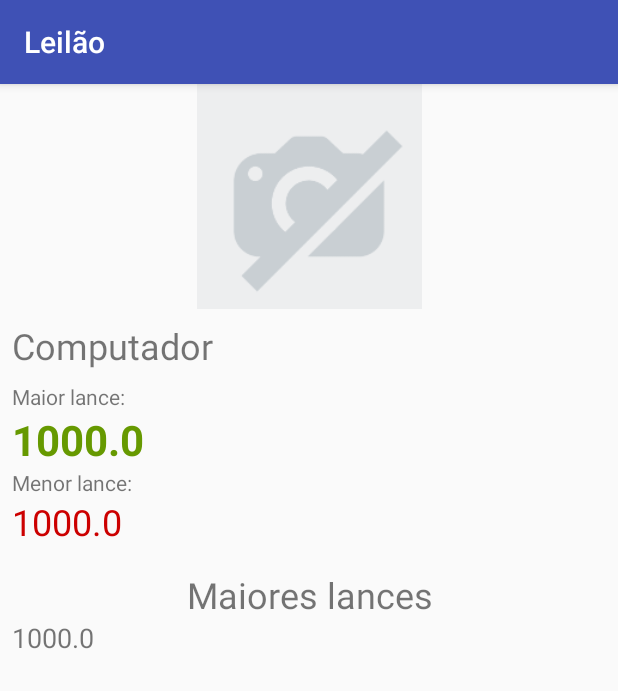
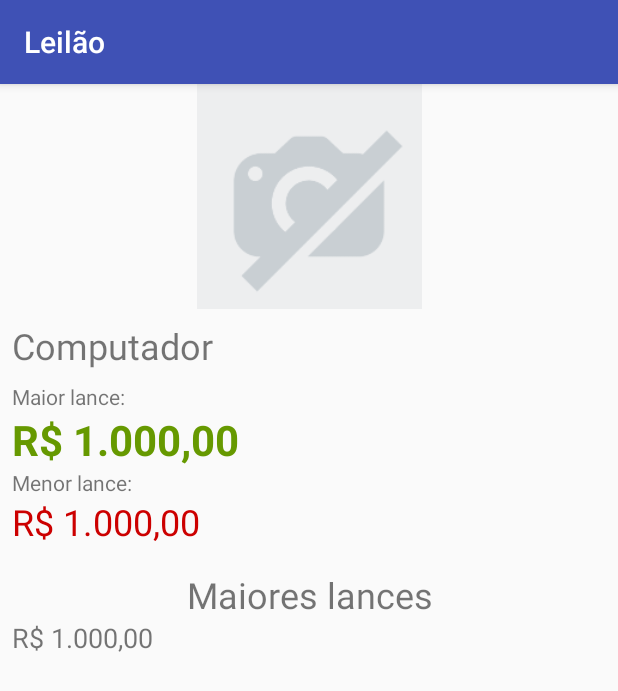
Before and after one commit to Wprosdocimo/LABS, an Android app: the screen it shows after launch (LancesLeilaoActivity), after a tap on "Computador", on a phone screen of 412 x 824 dp. Shown: the top 691 px of the screen. Run offline under Robolectric (Android 15) with nearby library versions, the phone set to English and light mode, and no system bars.

Commit message:
Adicionando formatação de moeda para Real

```diff
--- /dev/null
+++ b/Leilao/app/src/main/java/br/com/alura/leilao/formatter/FormatadorDeMoeda.java
@@ -0,0 +1,14 @@
+package br.com.alura.leilao.formatter;
+
+import java.text.DecimalFormat;
+import java.text.NumberFormat;
+import java.util.Locale;
+
+public class FormatadorDeMoeda {
+
+    public String formata(double valor) {
+        NumberFormat formatador = DecimalFormat
+                .getCurrencyInstance(new Locale("pt", "br"));
+        return formatador.format(valor);
+    }
+}
--- a/Leilao/app/src/main/java/br/com/alura/leilao/model/Leilao.java
+++ b/Leilao/app/src/main/java/br/com/alura/leilao/model/Leilao.java
@@ -105,7 +105,7 @@ public class Leilao implements Serializable {
         return menorLance;
     }
 
-    public List<Lance> treMaioresLances() {
+    public List<Lance> tresMaioresLances() {
         int quantidadeMaximaDeLances = lances.size();
         if (quantidadeMaximaDeLances > 3) {
             quantidadeMaximaDeLances = 3;
--- a/Leilao/app/src/main/java/br/com/alura/leilao/ui/activity/LancesLeilaoActivity.java
+++ b/Leilao/app/src/main/java/br/com/alura/leilao/ui/activity/LancesLeilaoActivity.java
@@ -9,6 +9,7 @@ import android.widget.TextView;
 import java.io.Serializable;
 
 import br.com.alura.leilao.R;
+import br.com.alura.leilao.formatter.FormatadorDeMoeda;
 import br.com.alura.leilao.model.Lance;
 import br.com.alura.leilao.model.Leilao;
 
@@ -21,17 +22,18 @@ public class LancesLeilaoActivity extends AppCompatActivity {
         Intent dadosRecebidos = getIntent();
         if(dadosRecebidos.hasExtra("leilao")){
             Leilao leilao = (Leilao) dadosRecebidos.getSerializableExtra("leilao");
+            FormatadorDeMoeda formatadorDeMoeda = new FormatadorDeMoeda();
             TextView descricao = findViewById(R.id.lances_leilao_descricao);
             descricao.setText(leilao.getDescricao());
             TextView maiorLance = findViewById(R.id.lances_leilao_maior_lance);
-            maiorLance.setText(String.valueOf(leilao.getMaiorLance()));
+            maiorLance.setText(formatadorDeMoeda.formata(leilao.getMaiorLance()));
             TextView menorLance = findViewById(R.id.lances_leilao_menor_lance);
-            menorLance.setText(String.valueOf(leilao.getMenorLance()));
+            menorLance.setText(formatadorDeMoeda.formata(leilao.getMenorLance()));
             TextView maioresLances = findViewById(R.id.lances_leilao_maiores_lances);
             StringBuilder sb = new StringBuilder();
             for (Lance lance :
-                    leilao.treMaioresLances()) {
-                sb.append(lance.getValor() + "\n");
+                    leilao.tresMaioresLances()) {
+                sb.append(formatadorDeMoeda.formata(lance.getValor()) + "\n");
             }
             String maioresLancesEmTexto = sb.toString();
             maioresLances.setText(maioresLancesEmTexto);
--- a/Leilao/app/src/main/java/br/com/alura/leilao/ui/activity/ListaLeilaoActivity.java
+++ b/Leilao/app/src/main/java/br/com/alura/leilao/ui/activity/ListaLeilaoActivity.java
@@ -45,7 +45,7 @@ public class ListaLeilaoActivity extends AppCompatActivity {
         Leilao carro = new Leilao("Carro");
         carro.propoe(new Lance(new Usuario("Alex"), 10000.0));
         carro.propoe(new Lance(new Usuario("Fran"), 15000.0));
-        carro.propoe(new Lance(new Usuario("Joao"), 7000.0));
+        carro.propoe(new Lance(new Usuario("Joao"), 17000.0));
 
         return new ArrayList<>(Arrays.asList(
                 console,
--- a/Leilao/app/src/main/java/br/com/alura/leilao/ui/recyclerview/adapter/ListaLeilaoAdapter.java
+++ b/Leilao/app/src/main/java/br/com/alura/leilao/ui/recyclerview/adapter/ListaLeilaoAdapter.java
@@ -11,17 +11,20 @@ import android.widget.TextView;
 import java.util.List;
 
 import br.com.alura.leilao.R;
+import br.com.alura.leilao.formatter.FormatadorDeMoeda;
 import br.com.alura.leilao.model.Leilao;
 
 public class ListaLeilaoAdapter extends RecyclerView.Adapter<ListaLeilaoAdapter.ViewHolder> {
 
     private final List<Leilao> leiloes;
     private final Context context;
+    private final FormatadorDeMoeda formatadorDeMoeda;
     private OnItemClickListener onItemClickListener;
 
     public ListaLeilaoAdapter(Context context, List<Leilao> leiloes) {
         this.context = context;
         this.leiloes = leiloes;
+        this.formatadorDeMoeda = new FormatadorDeMoeda();
     }
 
     public void setOnItemClickListener(OnItemClickListener onItemClickListener) {
@@ -67,7 +70,7 @@ public class ListaLeilaoAdapter extends RecyclerView.Adapter<ListaLeilaoAdapter.
         void vincula(Leilao leilao) {
             this.leilao = leilao;
             descricao.setText(leilao.getDescricao());
-            maiorLance.setText(String.valueOf(leilao.getMaiorLance()));
+            maiorLance.setText(formatadorDeMoeda.formata(leilao.getMaiorLance()));
         }
 
     }
```
Also changed, not shown: 2 other files.
